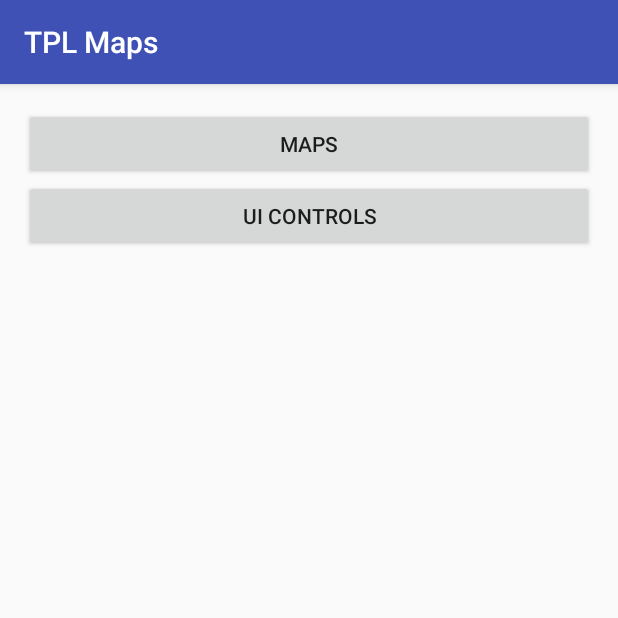
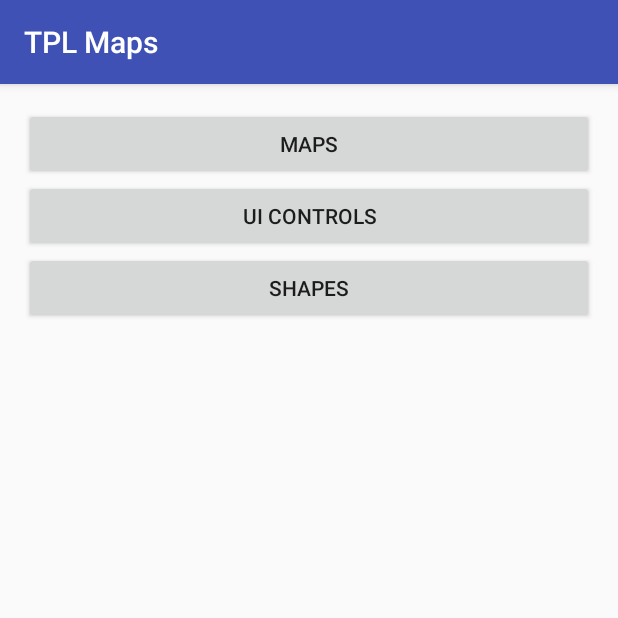
Before and after one commit to TPLMaps/TPLMapsAndroidSdkSamples, an Android app: the screen it shows after launch (ActivityMain), on a phone screen of 412 x 824 dp, the top half of it. Run offline under Robolectric (Android 15) with nearby library versions, the phone set to English and light mode, and no system bars.

```diff
--- a/samples/build.gradle
+++ b/samples/build.gradle
@@ -11,6 +11,7 @@
         versionCode 1
         versionName "1.0"
         testInstrumentationRunner "android.support.test.runner.AndroidJUnitRunner"
+        vectorDrawables.useSupportLibrary = true
     }
     buildTypes {
         release {
--- a/samples/src/main/java/com/tplmaps/android/sdk/samples/activities/ActivityMain.java
+++ b/samples/src/main/java/com/tplmaps/android/sdk/samples/activities/ActivityMain.java
@@ -24,6 +24,9 @@
 
         Button btnUIControls = (Button) findViewById(R.id.btn_ui_controls);
         btnUIControls.setOnClickListener(this);
+
+        Button btnShapes = (Button) findViewById(R.id.btn_shapes);
+        btnShapes.setOnClickListener(this);
     }
 
     @Override
@@ -35,6 +38,9 @@
             case R.id.btn_ui_controls:
                 startActivity(new Intent(ActivityMain.this, ActivityUIControls.class));
                 break;
+            case R.id.btn_shapes:
+                startActivity(new Intent(ActivityMain.this, ActivityShapes.class));
+                break;
         }
     }
 }
--- a/samples/src/main/res/layout/activity_main.xml
+++ b/samples/src/main/res/layout/activity_main.xml
@@ -23,4 +23,10 @@
         android:layout_height="wrap_content"
         android:text="@string/ui_controls"/>
 
+    <Button
+        android:id="@+id/btn_shapes"
+        android:layout_width="match_parent"
+        android:layout_height="wrap_content"
+        android:text="@string/shapes"/>
+
 </LinearLayout>
--- a/samples/src/main/res/values/strings.xml
+++ b/samples/src/main/res/values/strings.xml
@@ -6,4 +6,5 @@
     <string name="zoom_controls">Zoom Controls</string>
     <string name="my_location">My Location</string>
     <string name="ui_controls">UI Controls</string>
+    <string name="shapes">Shapes</string>
 </resources>
```
Also changed, not shown: samples/src/main/AndroidManifest.xml (+7 -1 lines), samples/src/main/java/com/tplmaps/android/sdk/samples/activities/ActivityShapes.java (added, +79 -0 lines), samples/src/main/res/layout/activity_shapes.xml (added, +12 -0 lines), samples/src/main/assets/images/pinassets.png (added), samples/src/main/res/drawable-xhdpi/marker_default.png (added).
